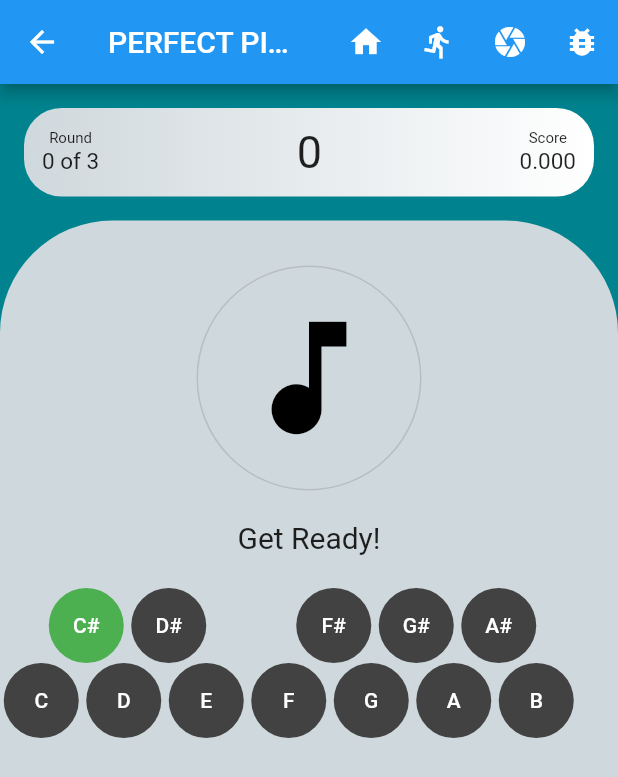
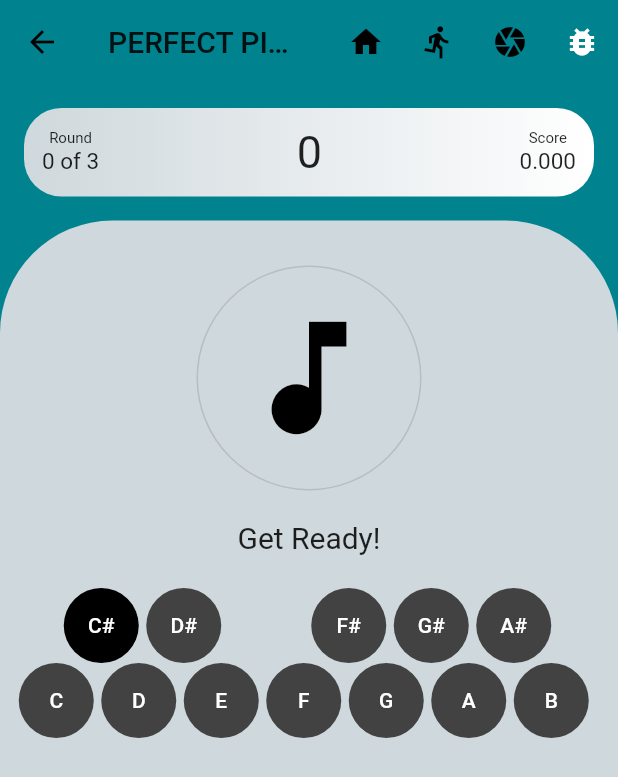
Before and after one commit to TheHong/TheGame, a Flutter app: the screen it shows after launch, after a tap on "C#", on a phone screen of 412 x 824 dp. Shown: the top 777 px of the screen. Run offline on Flutter 3.47's test engine with Material 2 defaults, Android fonts, the phone set to English and light mode, and no system bars; our stand-ins replace flutter_spinkit; missing offline and left inert: flutter_midi.

Commit message:
Create app theme and center the keyboard

```diff
--- a/lib/main.dart
+++ b/lib/main.dart
@@ -1,4 +1,5 @@
 import 'package:flutter/material.dart';
+import 'package:game_app/models/themes.dart';
 import 'package:game_app/pages/home.dart';
 import 'package:game_app/pages/perfect_pitch_game.dart';
 import 'package:game_app/pages/waiting.dart';
@@ -10,5 +11,6 @@ void main() => runApp(MaterialApp(
     '/': (context) => Home(),
     '/perfect_pitch': (context) => PerfectPitchGame(),
     '/waiting_page': (context) => WaitingPage(),
-  }
+  },
+  theme: getTheme(name: "futuristic"),
 ));
--- /dev/null
+++ b/lib/models/themes.dart
@@ -0,0 +1,16 @@
+
+
+import 'package:flutter/material.dart';
+
+ThemeData getTheme({String name}){
+  Map themes = {
+    "futuristic": ThemeData(
+      primaryColor: Colors.blueGrey[100],
+      accentColor: Colors.grey[800],
+      scaffoldBackgroundColor: Colors.cyan[800],
+    )
+  };
+
+  return themes[name];
+
+}
--- a/lib/pages/perfect_pitch_game.dart
+++ b/lib/pages/perfect_pitch_game.dart
@@ -22,9 +22,11 @@ class _PerfectPitchGameState extends State<PerfectPitchGame> {
     return ChangeNotifierProvider(
       create: (context) => gameInfo,
       child: Scaffold(
-        backgroundColor: Colors.cyan[800],
+        backgroundColor: Theme.of(context).scaffoldBackgroundColor,
         appBar: AppBar(
           title: Text("PERFECT PITCH"),
+          backgroundColor: Theme.of(context).scaffoldBackgroundColor,
+          elevation: 0,
           actions: <Widget>[
             IconButton(
               icon: Icon(Icons.home),
@@ -64,7 +66,7 @@ class _PerfectPitchGameState extends State<PerfectPitchGame> {
             Expanded(
               child: Container(
                 decoration: BoxDecoration(
-                  color: Colors.blueGrey[100],
+                  color: Theme.of(context).primaryColor,
                   borderRadius: BorderRadius.only(
                     topLeft: Radius.circular(75.0),
                     topRight: Radius.circular(75.0),
--- a/lib/widgets/key_pressor.dart
+++ b/lib/widgets/key_pressor.dart
@@ -41,7 +41,9 @@ class _KeyPressorState extends State<KeyPressor> {
 
   Widget createKeyRow(
       {List<SingleKey> keys, GameInfo gameInfo, double leftPadding}) {
-    return Container(
+    return Padding(
+      padding: const EdgeInsets.fromLTRB(10, 0, 10, 0),
+      child: Container(
         color: gameInfo.isDebugMode ? Colors.lightBlueAccent : Colors.transparent,
         height: 50.0,
         padding: EdgeInsets.only(left: leftPadding),
@@ -61,7 +63,9 @@ class _KeyPressorState extends State<KeyPressor> {
                   width: 55.0, // TODO: Change this so that not hardcoded
                   child: FlatButton(
                     shape: CircleBorder(),
-                  color: key.isSelected ? Colors.green : Colors.grey[800],
+                    color: key.isSelected
+                        ? Colors.black
+                        : Theme.of(context).accentColor,
                     child: Text(
                       key.value,
                       style: TextStyle(
@@ -89,6 +93,7 @@ class _KeyPressorState extends State<KeyPressor> {
                 ),
               );
             }),
+      ),
     );
   }
 }
```
Lines whose indentation alone changed are shown as unchanged.
